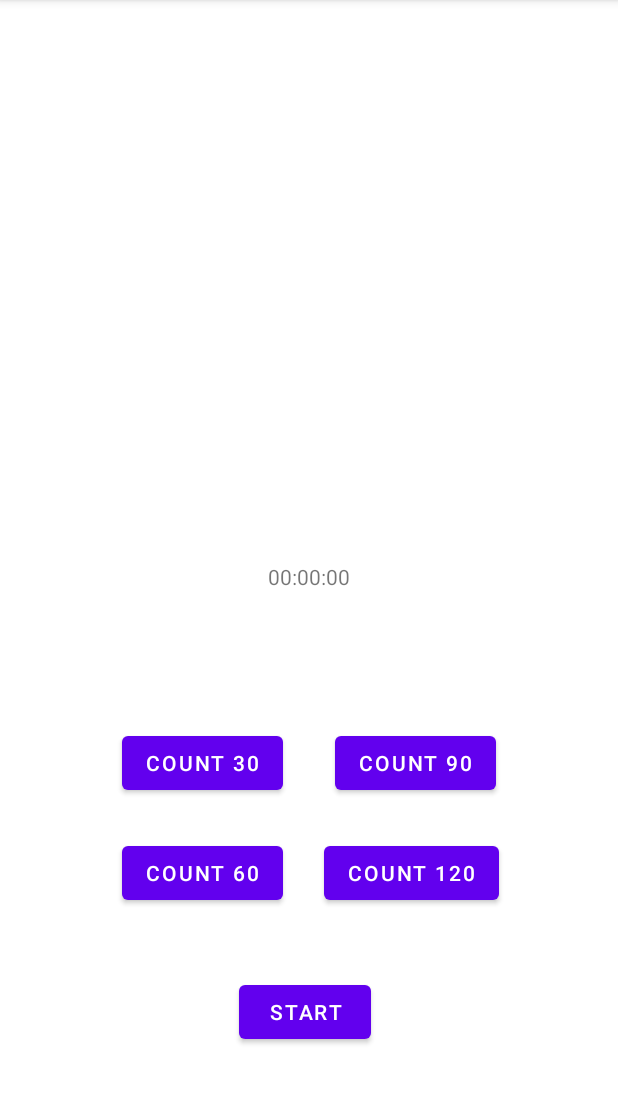
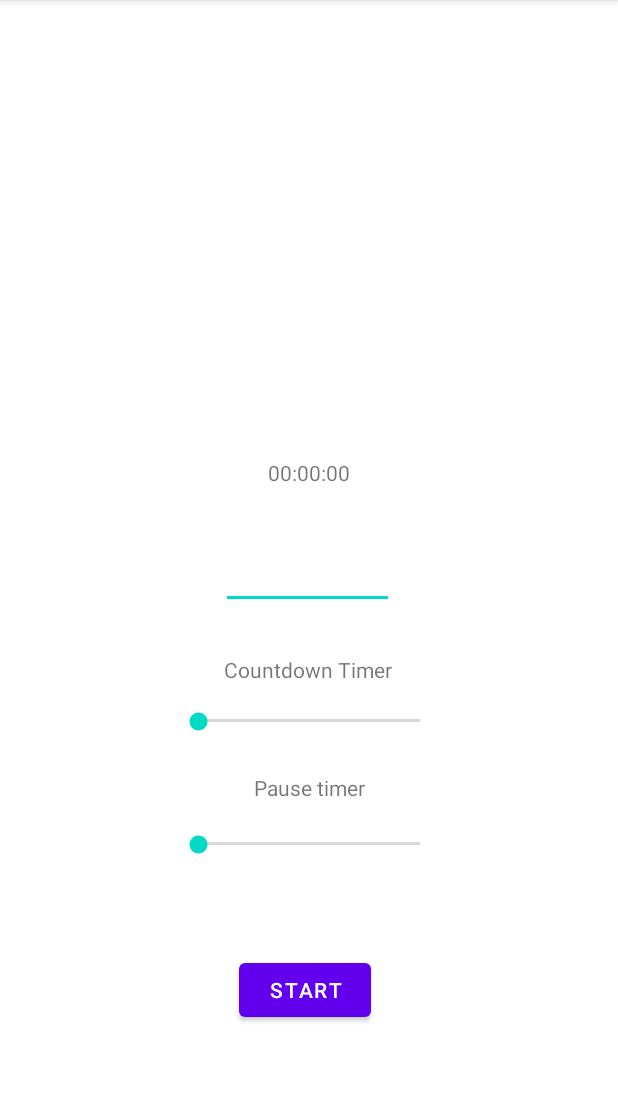
Before and after one commit to UiA-IKT-205/einarJuliusOlafarson, an Android app: the screen it shows after launch (MainActivity), on a phone screen of 412 x 824 dp, the part 84-1188 px from its top. Run offline under Robolectric (Android 15) with nearby library versions, the phone set to English and light mode, and no system bars.

Commit message:
Added seekbar, repetition and ability to cancel timers at any time

```diff
--- a/Pomodoro/app/src/main/java/no/uia/ikt205/pomodoro/MainActivity.kt
+++ b/Pomodoro/app/src/main/java/no/uia/ikt205/pomodoro/MainActivity.kt
@@ -4,69 +4,175 @@ import androidx.appcompat.app.AppCompatActivity
 import android.os.Bundle
 import android.os.CountDownTimer
 import android.view.View
-import android.widget.Button
-import android.widget.TextView
-import android.widget.Toast
+import android.widget.*
 import no.uia.ikt205.pomodoro.util.millisecondsToDescriptiveTime
-import kotlin.math.log
 
 class MainActivity : AppCompatActivity() {
 
-    lateinit var timer:CountDownTimer
-    lateinit var startButton:Button
-    lateinit var countdown30:Button
-    lateinit var countdown60:Button
-    lateinit var countdown90:Button
-    lateinit var countdown120:Button
-    lateinit var coutdownDisplay:TextView
+    lateinit var timer: CountDownTimer
+    lateinit var startButton: Button
+    lateinit var coutdownDisplay: TextView
+    lateinit var timeSlider: SeekBar
+    lateinit var pauseSlider: SeekBar
+    lateinit var countDown: TextView
+    lateinit var pausetimerText: TextView
+    lateinit var repeatAmountText: EditText
 
-    var timeToCountDownInMs = 5000L
+    // sets the default to 15 minutes for the countdown and pause timer
+    var minimumTimer = 15*60000L
+    var timeToCountDownInMs = minimumTimer
+    var pauseTimer = minimumTimer
     val timeTicks = 1000L
+
+    // default repetition amount
+    var repAmount: Int = 0
+    // Values to check if either timer is on
+    var isTimerOn: Boolean = false
+    var isPauseOn: Boolean = false
 
     override fun onCreate(savedInstanceState: Bundle?) {
         super.onCreate(savedInstanceState)
         setContentView(R.layout.activity_main)
 
+        // Update our variables to be the elements on the screen
         startButton = findViewById<Button>(R.id.startCountdownButton)
-        countdown30 = findViewById<Button>(R.id.countDown_30)
-        countdown60 = findViewById<Button>(R.id.countDown_60)
-        countdown90 = findViewById<Button>(R.id.countDown_90)
-        countdown120 = findViewById<Button>(R.id.countDown_120)
+        countDown = findViewById<TextView>(R.id.countdownText)
+        pausetimerText = findViewById<TextView>(R.id.pausetimerText)
+        timeSlider = findViewById<SeekBar>(R.id.timeSlider)
+        pauseSlider = findViewById<SeekBar>(R.id.pauseSlider)
+        repeatAmountText = findViewById<EditText>(R.id.repNum)
 
-        countdown30.setOnClickListener(){
-            timeToCountDownInMs = 1800000L
+
+        timeSlider.setOnSeekBarChangeListener(object : SeekBar.OnSeekBarChangeListener {
+
+            override fun onProgressChanged(seekBar: SeekBar?, i: Int, b: Boolean) {
+                // Make it so if any changes are made to the timer variable we
+                // stop all timers from continuing and reset to a neutral state
+                if (isTimerOn or isPauseOn) {
+                    isPauseOn = false
+                    isTimerOn = false
+                    timer.cancel()
                 }
-        countdown60.setOnClickListener(){
-            timeToCountDownInMs = 3600000L
+                // Display what the first timer will count down from
+                timeToCountDownInMs = i * minimumTimer
+                countDown.setText(millisecondsToDescriptiveTime(timeToCountDownInMs))
             }
-        countdown90.setOnClickListener(){
-            timeToCountDownInMs = 6400000L
+
+            override fun onStartTrackingTouch(seekBar: SeekBar?) {
+                // Do something
             }
-        countdown120.setOnClickListener(){
-            timeToCountDownInMs = 7200000L
+
+            override fun onStopTrackingTouch(seekBar: SeekBar?) {
+                // Do something
             }
-        startButton.setOnClickListener(){
-            if (coutdownDisplay.text == millisecondsToDescriptiveTime(0)){
+        })
+
+        pauseSlider.setOnSeekBarChangeListener(object : SeekBar.OnSeekBarChangeListener {
+            override fun onProgressChanged(seekBar: SeekBar?, i: Int, b: Boolean) {
+                // Make it so if any changes are made to the timer variable we
+                // stop all timers from continuing and reset to a neutral state
+                if (isTimerOn or isPauseOn) {
+                    isPauseOn = false
+                    isTimerOn = false
+                    timer.cancel()
+                }
+                // Display what the pause timer will count down from
+                pauseTimer = i * minimumTimer
+                pausetimerText.setText(millisecondsToDescriptiveTime(pauseTimer))
+            }
+
+            override fun onStartTrackingTouch(seekBar: SeekBar?) {
+                // Do something
+            }
+
+            override fun onStopTrackingTouch(seekBar: SeekBar?) {
+                // Do something
+            }
+
+        })
+
+        startButton.setOnClickListener {
+            // if the repeat amount edit text is empty we default to a 0 repeat value
+            if (repeatAmountText.text.toString().isEmpty()){
+                repAmount = 0
+            } else {
+                // Otherwise we get the value in the edit text
+                repAmount = repeatAmountText.text.toString().toInt()
+            }
             startCountDown(it)
         }
+        coutdownDisplay = findViewById<TextView>(R.id.countDownView)
     }
-       coutdownDisplay = findViewById<TextView>(R.id.countDownView)
+
+    fun startCountDown(v: View) {
+
+        // If we try and start a timer we check if either timer is already on
+        // If either the normal countdown or pause timer are on we restart first
+        // and then the user can start their timer
+
+        if (isTimerOn or isPauseOn) {
+            timer.cancel()
+            isTimerOn = false
+            isPauseOn = false
+
+        } else {
+            // If no timers are on we set the countdown variable to true
+            isTimerOn = !isTimerOn
+
+            timer = object : CountDownTimer(timeToCountDownInMs, timeTicks) {
+                override fun onFinish() {
+                    // when it is finished we set our countdown variable to false
+                    isTimerOn = false
+                    Toast.makeText(this@MainActivity, "Arbeidsøkt er ferdig", Toast.LENGTH_SHORT)
+                        .show()
+                    if (!isPauseOn) {
+                        // we then start the pause timer
+                        Toast.makeText(this@MainActivity, "Time for a break", Toast.LENGTH_SHORT).show()
+                        startPauseTimer(v)
+
+                    }
+                }
+
+                override fun onTick(millisUntilFinished: Long) {
+                    updateCountDownDisplay(millisUntilFinished)
+                }
+            }
+            timer.start()
+        }
 
     }
 
-    fun startCountDown(v: View){
-        timer = object : CountDownTimer(timeToCountDownInMs,timeTicks) {
+    fun startPauseTimer(v: View) {
+        // We now flip isPauseOn to true, as the pause timer only starts after a work we don't have to worry
+        // about conflicts with pressing start again
+
+        isPauseOn = !isPauseOn
+        timer = object : CountDownTimer(pauseTimer, timeTicks) {
             override fun onFinish() {
-                Toast.makeText(this@MainActivity,"Arbeidsøkt er ferdig", Toast.LENGTH_SHORT).show()
+                // If our repetition amounts are higher than 1 we start the repetition cycle
+                // We decrement our repAmount by 1 and start the timer all over again
+                // Once the repAmount is set to 0 it no longer repeats
+                if (repAmount > 0){
+                    Toast.makeText(this@MainActivity, "Time to start working again", Toast.LENGTH_SHORT).show()
+                    isPauseOn = false
+                    repAmount--
+                    repeatAmountText.setText(repAmount.toString())
+                    startCountDown(v)
+                } else {
+                    isPauseOn = false
+                    Toast.makeText(this@MainActivity, "Timer is done", Toast.LENGTH_SHORT).show()
+
                 }
+            }
+
             override fun onTick(millisUntilFinished: Long) {
                 updateCountDownDisplay(millisUntilFinished)
             }
         }
 
         timer.start()
+    }
 
-    }
 
     fun updateCountDownDisplay(timeInMs:Long){
         coutdownDisplay.text = millisecondsToDescriptiveTime(timeInMs)
--- a/Pomodoro/app/src/main/res/layout/activity_main.xml
+++ b/Pomodoro/app/src/main/res/layout/activity_main.xml
@@ -14,7 +14,8 @@
         app:layout_constraintBottom_toBottomOf="parent"
         app:layout_constraintLeft_toLeftOf="parent"
         app:layout_constraintRight_toRightOf="parent"
-        app:layout_constraintTop_toTopOf="parent" />
+        app:layout_constraintTop_toTopOf="parent"
+        app:layout_constraintVertical_bias="0.408" />
 
     <Button
         android:id="@+id/startCountdownButton"
@@ -28,53 +29,60 @@
         app:layout_constraintTop_toBottomOf="@+id/countDownView"
         app:layout_constraintVertical_bias="0.788" />
 
-    <Button
-        android:id="@+id/countDown_60"
+    <SeekBar
+        android:id="@+id/timeSlider"
+        android:layout_width="180dp"
+        android:layout_height="17dp"
+        android:max="20"
+        app:layout_constraintBottom_toTopOf="@+id/startCountdownButton"
+        app:layout_constraintEnd_toEndOf="parent"
+        app:layout_constraintStart_toStartOf="parent"
+        app:layout_constraintTop_toBottomOf="@+id/countDownView" />
+
+    <SeekBar
+        android:id="@+id/pauseSlider"
+        android:layout_width="180dp"
+        android:layout_height="17dp"
+        android:max="20"
+        app:layout_constraintBottom_toTopOf="@+id/startCountdownButton"
+        app:layout_constraintEnd_toEndOf="parent"
+        app:layout_constraintStart_toStartOf="parent"
+        app:layout_constraintTop_toBottomOf="@+id/timeSlider" />
+
+    <EditText
+        android:id="@+id/repNum"
+        android:layout_width="115dp"
+        android:layout_height="wrap_content"
+        android:autofillHints="rep"
+        android:ems="10"
+        android:inputType="number"
+        app:layout_constraintBottom_toTopOf="@+id/timeSlider"
+        app:layout_constraintEnd_toEndOf="parent"
+        app:layout_constraintHorizontal_bias="0.497"
+        app:layout_constraintStart_toStartOf="parent"
+        app:layout_constraintTop_toBottomOf="@+id/countDownView"
+        app:layout_constraintVertical_bias="0.351" />
+
+    <TextView
+        android:id="@+id/countdownText"
         android:layout_width="wrap_content"
         android:layout_height="wrap_content"
-        android:text="@string/countDown60"
-        app:layout_constraintBottom_toBottomOf="parent"
+        android:layout_marginBottom="16dp"
+        android:text="@string/countdown"
+        app:layout_constraintBottom_toTopOf="@+id/timeSlider"
         app:layout_constraintEnd_toEndOf="parent"
-        app:layout_constraintHorizontal_bias="0.267"
-        app:layout_constraintStart_toStartOf="parent"
-        app:layout_constraintTop_toBottomOf="@+id/countDownView"
-        app:layout_constraintVertical_bias="0.503" />
+        app:layout_constraintHorizontal_bias="0.498"
+        app:layout_constraintStart_toStartOf="parent" />
 
-    <Button
-        android:id="@+id/countDown_120"
+    <TextView
+        android:id="@+id/pausetimerText"
         android:layout_width="wrap_content"
         android:layout_height="wrap_content"
-        android:text="@string/countDown120"
-        app:layout_constraintBottom_toBottomOf="parent"
+        android:layout_marginBottom="19dp"
+        android:text="@string/pause"
+        app:layout_constraintBottom_toTopOf="@+id/pauseSlider"
         app:layout_constraintEnd_toEndOf="parent"
-        app:layout_constraintHorizontal_bias="0.732"
-        app:layout_constraintStart_toStartOf="parent"
-        app:layout_constraintTop_toBottomOf="@+id/countDownView"
-        app:layout_constraintVertical_bias="0.503" />
-
-    <Button
-        android:id="@+id/countDown_30"
-        android:layout_width="wrap_content"
-        android:layout_height="wrap_content"
-        android:text="@string/countDown30"
-        app:layout_constraintBottom_toBottomOf="parent"
-        app:layout_constraintEnd_toEndOf="parent"
-        app:layout_constraintHorizontal_bias="0.267"
-        app:layout_constraintStart_toStartOf="parent"
-        app:layout_constraintTop_toBottomOf="@+id/countDownView"
-        app:layout_constraintVertical_bias="0.279" />
-
-    <Button
-        android:id="@+id/countDown_90"
-        android:layout_width="wrap_content"
-        android:layout_height="wrap_content"
-        android:text="@string/countDown90"
-        app:layout_constraintBottom_toBottomOf="parent"
-        app:layout_constraintEnd_toEndOf="parent"
-        app:layout_constraintHorizontal_bias="0.732"
-        app:layout_constraintStart_toStartOf="parent"
-        app:layout_constraintTop_toBottomOf="@+id/countDownView"
-        app:layout_constraintVertical_bias="0.279" />
+        app:layout_constraintStart_toStartOf="parent" />
 
 
 </androidx.constraintlayout.widget.ConstraintLayout>
--- a/Pomodoro/app/src/main/res/values/strings.xml
+++ b/Pomodoro/app/src/main/res/values/strings.xml
@@ -2,9 +2,8 @@
     <string name="app_name">Pomodoro</string>
     <string name="default_time_display">00:00:00</string>
     <string name="startButtonText">Start</string>
-    <string name="countDown30">count 30</string>
-    <string name="countDown60">count 60</string>
-    <string name="countDown90">count 90</string>
-    <string name="countDown120">count 120</string>
+    <string name="tracker">progress: </string>
+    <string name="countdown">Countdown Timer</string>
+    <string name="pause">Pause timer</string>
 
 </resources>
```
Lines whose indentation alone changed are shown as unchanged.
